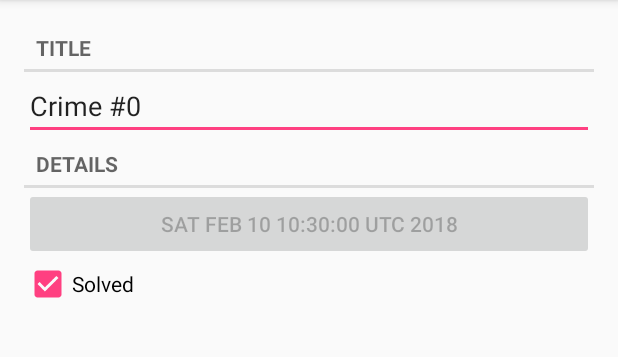
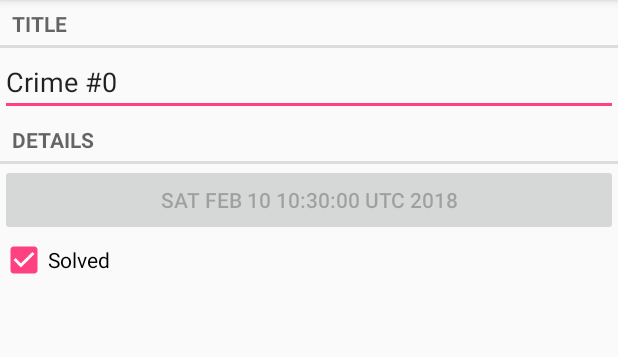
Before and after one commit to chualex/CriminalIntent, an Android app: the screen it shows after launch (CrimeActivity before the commit, CrimePagerActivity after it), after a tap on an icon or button, on a phone screen of 412 x 824 dp, the part 84-441 px from its top. Run offline under Robolectric (Android 15) with nearby library versions, the phone set to English and light mode, and no system bars.

Commit message:
Lab5C completed

```diff
--- a/app/src/main/AndroidManifest.xml
+++ b/app/src/main/AndroidManifest.xml
@@ -15,7 +15,7 @@
                 <category android:name="android.intent.category.LAUNCHER" />
             </intent-filter>
         </activity>
-        <activity android:name=".CrimeActivity">
+        <activity android:name=".CrimePagerActivity">
 
         </activity>
     </application>
--- a/app/src/main/java/com/csci448/alchu/criminalintent/CrimeListFragment.java
+++ b/app/src/main/java/com/csci448/alchu/criminalintent/CrimeListFragment.java
@@ -67,7 +67,7 @@ public class CrimeListFragment extends Fragment {
 
         @Override
         public void onClick(View view) {
-            Intent intent = CrimeActivity.newIntent(getActivity(), mCrime.getId());
+            Intent intent = CrimePagerActivity.newIntent(getActivity(), mCrime.getId());
             startActivity(intent);
         }
     }
--- /dev/null
+++ b/app/src/main/java/com/csci448/alchu/criminalintent/CrimePagerActivity.java
@@ -0,0 +1,56 @@
+package com.csci448.alchu.criminalintent;
+
+import android.content.Context;
+import android.content.Intent;
+import android.os.Bundle;
+import android.support.v4.app.Fragment;
+import android.support.v4.app.FragmentManager;
+import android.support.v4.app.FragmentStatePagerAdapter;
+import android.support.v4.view.ViewPager;
+import android.support.v7.app.AppCompatActivity;
+
+import java.util.List;
+import java.util.UUID;
+
+/**
+ * Created by Alex on 2/10/18.
+ */
+
+public class CrimePagerActivity extends AppCompatActivity {
+    private ViewPager mViewPager;
+    private List<Crime> mCrimes;
+    private static final String EXTRA_CRIME_ID = "com.csci448.alchu.criminalintent.crime_id";
+    public static Intent newIntent(Context packageContext, UUID crimeId) {
+        Intent intent = new Intent(packageContext, CrimePagerActivity.class);
+        intent.putExtra(EXTRA_CRIME_ID, crimeId);
+        return intent;
+    }
+
+    @Override
+    protected void onCreate(Bundle savedInstanceState) {
+        super.onCreate(savedInstanceState);
+        setContentView(R.layout.activity_crime_pager);
+        UUID crimeId = (UUID) getIntent().getSerializableExtra(EXTRA_CRIME_ID);
+        mViewPager = (ViewPager) findViewById(R.id.crime_view_pager);
+        mCrimes = CrimeLab.get(this).getCrimes();
+        FragmentManager fragmentManager = getSupportFragmentManager();
+        mViewPager.setAdapter(new FragmentStatePagerAdapter(fragmentManager) {
+            @Override
+            public Fragment getItem(int position) {
+                Crime crime = mCrimes.get(position);
+                return CrimeFragment.newInstance(crime.getId());
+            }
+            @Override
+            public int getCount() {
+                return mCrimes.size();
+            }
+        });
+        for (int i = 0; i < mCrimes.size(); i++) {
+            if (mCrimes.get(i).getId().equals(crimeId)) {
+                mViewPager.setCurrentItem(i);
+                break; }
+        }
+    }
+
+
+}
--- /dev/null
+++ b/app/src/main/res/layout/activity_crime_pager.xml
@@ -0,0 +1,8 @@
+<?xml version="1.0" encoding="utf-8"?>
+<android.support.v4.view.ViewPager
+    android:id="@+id/crime_view_pager"
+    xmlns:android="http://schemas.android.com/apk/res/android"
+    android:layout_width="match_parent"
+    android:layout_height="match_parent">
+
+</android.support.v4.view.ViewPager>
```
